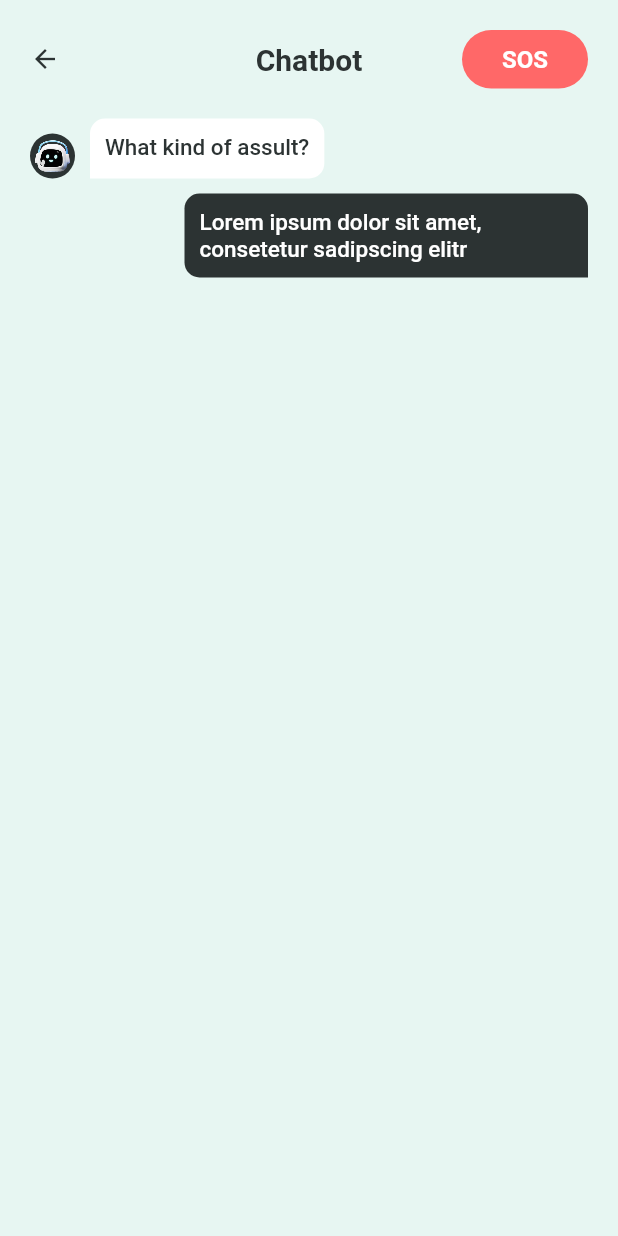
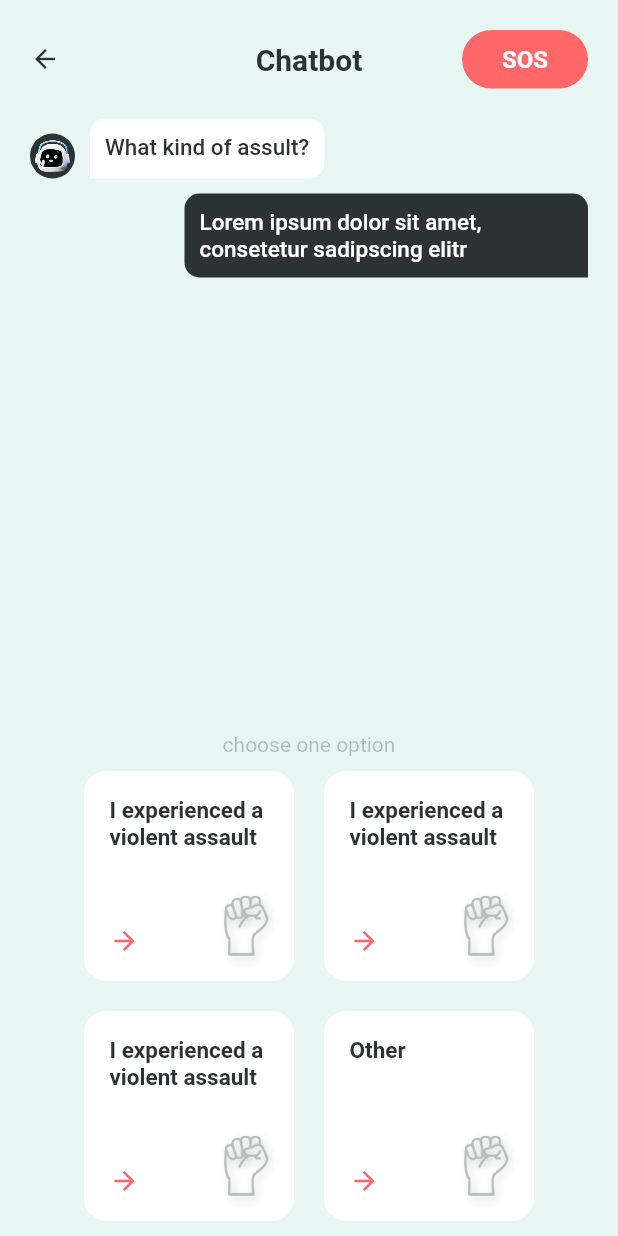
Before and after one commit to leopries/tech_challenge_app, a Flutter app: the screen it shows after launch, on a phone screen of 412 x 824 dp. Run offline on Flutter 3.47's test engine with Material 2 defaults, Android fonts, the phone set to English and light mode, and no system bars; drawn by our look-alikes of simple_shadow; our stand-ins replace flutter_spinkit.

Commit message:
implement option grid

```diff
--- a/lib/features/chat_bot/presentation/pages/chat_bot.dart
+++ b/lib/features/chat_bot/presentation/pages/chat_bot.dart
@@ -1,6 +1,7 @@
 import 'package:flutter/material.dart';
 import 'package:tech_challenge_app/features/chat_bot/presentation/widgets/chat_bot_nav_bar.dart';
 import 'package:tech_challenge_app/features/chat_bot/presentation/widgets/chat_widget.dart';
+import 'package:tech_challenge_app/features/chat_bot/presentation/widgets/option_grid.dart';
 
 class ChatBot extends StatelessWidget {
   const ChatBot({Key? key}) : super(key: key);
@@ -13,8 +14,8 @@ class ChatBot extends StatelessWidget {
           child: Column(
         children: const [
           ChatBotNavBar(),
-          Expanded(child: ChatWidget())
-          // Options
+          Expanded(child: ChatWidget()),
+          OptionGrid(),
         ],
       )),
     );
--- a/lib/features/chat_bot/presentation/widgets/messsage_widget.dart
+++ b/lib/features/chat_bot/presentation/widgets/messsage_widget.dart
@@ -41,10 +41,7 @@ class _MessageWidgetState extends State<MessageWidget> {
           crossAxisAlignment: CrossAxisAlignment.end,
           children: [
             ...(widget.isBot
-                ? [
-                    MessageAvatar(isBot: widget.isBot),
-                    const SizedBox(width: 10)
-                  ]
+                ? const [MessageAvatar(), SizedBox(width: 10)]
                 : [SizedBox(width: MediaQuery.of(context).size.width / 4)]),
             MessageBubble(
               left: widget.isBot,
@@ -73,10 +70,8 @@ class _MessageWidgetState extends State<MessageWidget> {
 }
 
 class MessageAvatar extends StatelessWidget {
-  final bool isBot;
   const MessageAvatar({
     Key? key,
-    this.isBot = true,
   }) : super(key: key);
 
   @override
@@ -85,24 +80,15 @@ class MessageAvatar extends StatelessWidget {
       width: 30,
       height: 30,
       decoration: BoxDecoration(
-        color: isBot
-            ? Theme.of(context).colorScheme.tertiary
-            : Theme.of(context).colorScheme.primary,
+        color: Theme.of(context).colorScheme.tertiary,
         shape: BoxShape.circle,
       ),
       child: Padding(
-        padding: const EdgeInsets.all(3.0),
-        child: isBot
-            ? Image.asset(
-                "assets/images/robot-avatar.png",
-                filterQuality: FilterQuality.high,
-              )
-            : Icon(
-                Icons.person_outline,
-                color: Theme.of(context).colorScheme.tertiary,
-                size: 16,
-              ),
-      ),
+          padding: const EdgeInsets.all(3.0),
+          child: Image.asset(
+            "assets/images/robot-avatar.png",
+            filterQuality: FilterQuality.high,
+          )),
     );
   }
 }
--- a/lib/features/chat_bot/presentation/widgets/option_grid.dart
+++ b/lib/features/chat_bot/presentation/widgets/option_grid.dart
@@ -0,0 +1,58 @@
+import 'package:flutter/material.dart';
+import 'package:tech_challenge_app/core/widgets/option_item.dart';
+
+class OptionGrid extends StatelessWidget {
+  const OptionGrid({Key? key}) : super(key: key);
+
+  @override
+  Widget build(BuildContext context) {
+    return Column(
+      children: [
+        Text(
+          'choose one option',
+          style: TextStyle(
+            color: Theme.of(context).colorScheme.tertiary.withOpacity(0.3),
+          ),
+        ),
+        Padding(
+          padding: const EdgeInsets.symmetric(vertical: 10),
+          child: ConstrainedBox(
+            constraints: const BoxConstraints(maxHeight: 300),
+            child: GridView.count(
+              scrollDirection: Axis.horizontal,
+              childAspectRatio: 1,
+              crossAxisSpacing: 20,
+              mainAxisSpacing: 20,
+              shrinkWrap: true,
+              crossAxisCount: 2,
+              children: [
+                OptionItem(
+                  imgPath: '',
+                  text: 'I experienced a violent assault',
+                  onTap: () => debugPrint("Option Button pressed"),
+                ),
+                OptionItem(
+                  imgPath: '',
+                  text: 'I experienced a violent assault',
+                  onTap: () => debugPrint("Option Button pressed"),
+                ),
+                OptionItem(
+                  imgPath: '',
+                  text: 'I experienced a violent assault',
+                  onTap: () => debugPrint("Option Button pressed"),
+                ),
+                OverflowBox(
+                  child: OptionItem(
+                    imgPath: '',
+                    text: 'Other',
+                    onTap: () => debugPrint("Option Button pressed"),
+                  ),
+                ),
+              ],
+            ),
+          ),
+        ),
+      ],
+    );
+  }
+}
```
